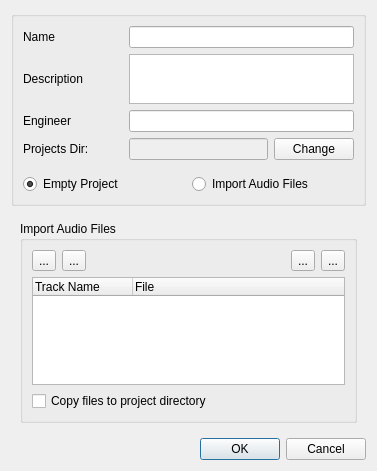
First picture: the form in src/traverso/dialogs/project/NewProjectDialog.ui, repository rsijrier/Traverso-DAW, before the edit.
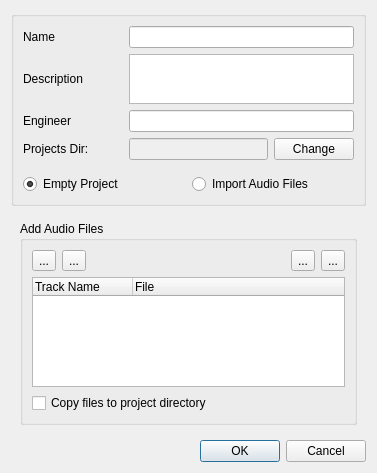
Second picture: the form after the edit. The open tabs and pages were chosen to show the change.

Commit message:
rename import to add
since import implies copying files in my opinion and there is already a
separate checkbox for that

Diff of the .ui file:
```diff
--- a/src/traverso/dialogs/project/NewProjectDialog.ui
+++ b/src/traverso/dialogs/project/NewProjectDialog.ui
@@ -7,7 +7,7 @@
     <x>0</x>
     <y>0</y>
     <width>377</width>
-    <height>471</height>
+    <height>473</height>
    </rect>
   </property>
   <property name="windowTitle">
@@ -222,7 +222,7 @@
        <item row="0" column="0">
         <widget class="QGroupBox" name="groupBox">
          <property name="title">
-          <string>Import Audio Files</string>
+          <string>Add Audio Files</string>
          </property>
          <layout class="QVBoxLayout">
           <item>
```
Left out of the diff: 33 changed lines with no effect on the pictures.
